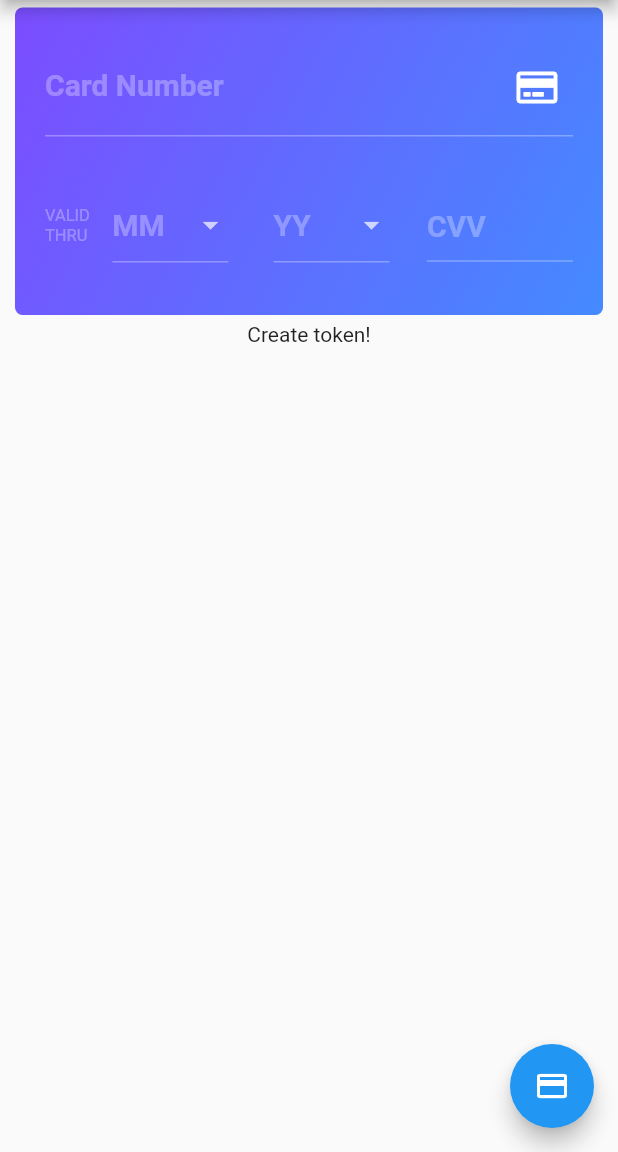
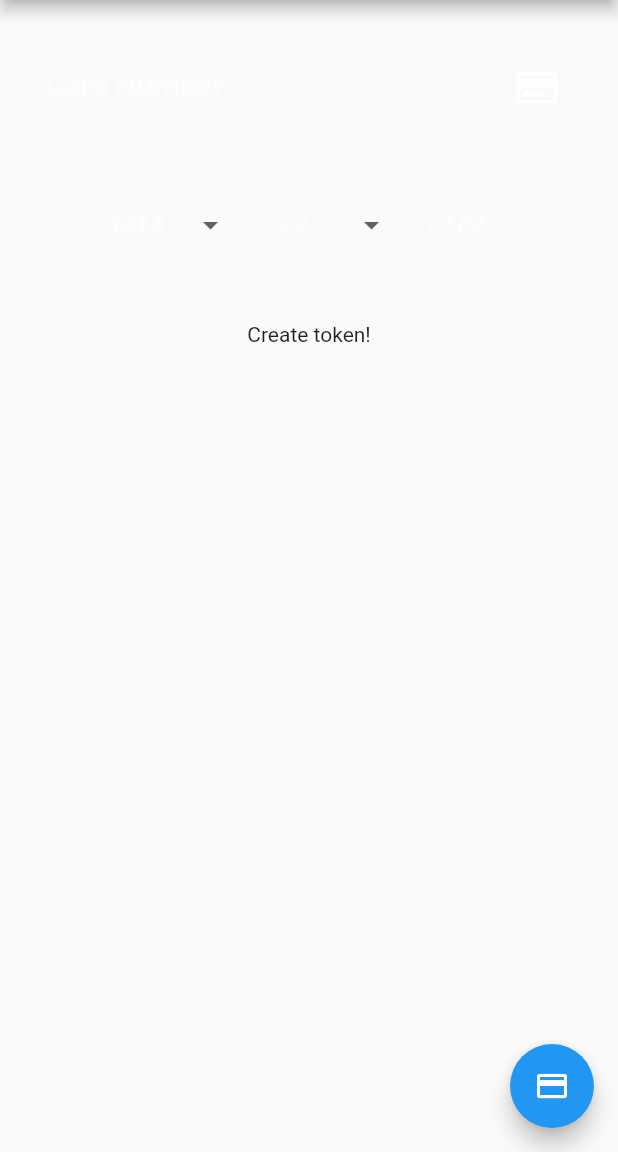
Before and after one commit to lazydeveloperdotdev/flutter_stripe, a Flutter app: the screen it shows after launch, on a phone screen of 412 x 824 dp, the part 84-1236 px from its top. Run offline on Flutter 3.47's test engine with Material 2 defaults, Android fonts, the phone set to English and light mode, and no system bars; our stand-ins replace flutter_masked_text, font_awesome_flutter; Roboto replaces fonts that are missing (Exo2).

Commit message:
card layout changed

```diff
--- a/lib/card_layout.dart
+++ b/lib/card_layout.dart
@@ -103,16 +103,15 @@ class _CardWidget extends State<CardWidget> {
       years.add(yy);
     }
 
-    return Theme(
-      child: Container(
+    return Container(
       margin: EdgeInsets.symmetric(horizontal: 10, vertical: 5),
       padding: EdgeInsets.all(10),
-        decoration: BoxDecoration(
+      /*decoration: BoxDecoration(
           borderRadius: BorderRadius.circular(5),
           gradient: LinearGradient(
               colors: [Colors.deepPurpleAccent, Colors.blueAccent],
               begin: Alignment.topLeft,
-                end: Alignment.bottomRight)),
+              end: Alignment.bottomRight)),*/
       child: Column(
         mainAxisSize: MainAxisSize.min,
         children: <Widget>[
@@ -149,8 +148,8 @@ class _CardWidget extends State<CardWidget> {
                   child: Container(
                     margin: EdgeInsets.all(15),
                     decoration: BoxDecoration(
-                          border: Border(
-                              bottom: BorderSide(color: Colors.white30))),
+                        border:
+                            Border(bottom: BorderSide(color: Colors.white30))),
                     child: DropdownButtonHideUnderline(
                       child: DropdownButton<int>(
                         value: _month,
@@ -182,8 +181,8 @@ class _CardWidget extends State<CardWidget> {
                   child: Container(
                     margin: EdgeInsets.all(15),
                     decoration: BoxDecoration(
-                          border: Border(
-                              bottom: BorderSide(color: Colors.white30))),
+                        border:
+                            Border(bottom: BorderSide(color: Colors.white30))),
                     child: DropdownButtonHideUnderline(
                       child: DropdownButton<int>(
                         value: _year,
@@ -237,8 +236,6 @@ class _CardWidget extends State<CardWidget> {
           )
         ],
       ),
-      ),
-      data: ThemeData(brightness: Brightness.dark),
     );
   }
 }
```
Lines whose indentation alone changed are shown as unchanged.
